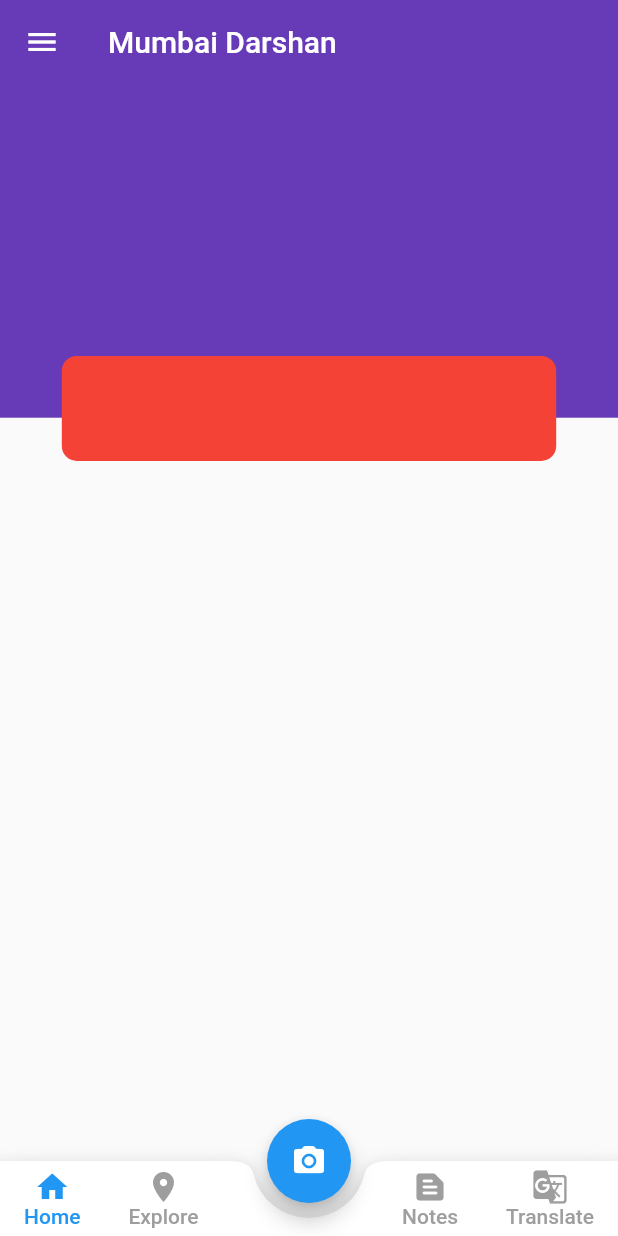
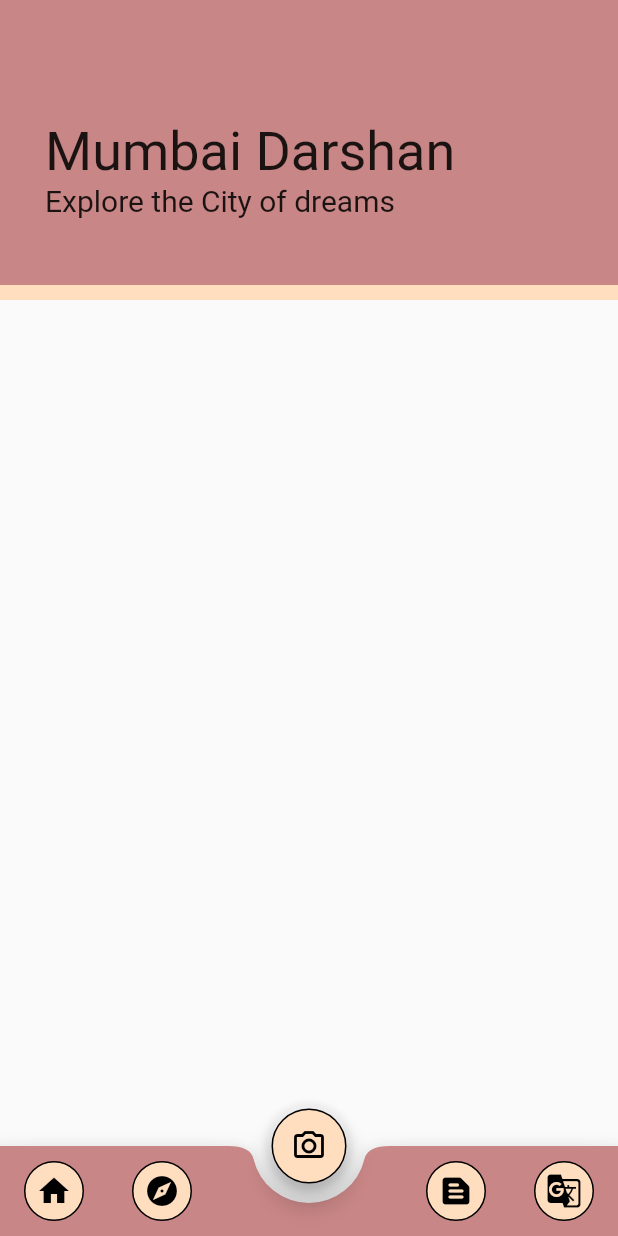
Before and after one commit to ssharanyab/mumbai-darshan, a Flutter app: the screen it shows after launch, on a phone screen of 412 x 824 dp. Run offline on Flutter 3.47's test engine with Material 2 defaults, Android fonts, the phone set to English and light mode, and no system bars.

Commit message:
homepage partially done

```diff
--- a/lib/home.dart
+++ b/lib/home.dart
@@ -31,15 +31,28 @@ class _HomeState extends State<Home> {
         bucket: bucket,
       ),
       floatingActionButton: FloatingActionButton(
-        child: Icon(Icons.camera_alt_rounded),
+        backgroundColor: Colors.transparent,
+        child: Container(
+          height: 50,
+          width: 50,
+          decoration: BoxDecoration(
+              shape: BoxShape.circle,
+              color: Color(0xffFFDEBF),
+              border: Border.all()),
+          child: const Icon(
+            Icons.camera_alt_outlined,
+            color: Colors.black,
+          ),
+        ),
         onPressed: () => {},
       ),
       floatingActionButtonLocation: FloatingActionButtonLocation.centerDocked,
       bottomNavigationBar: BottomAppBar(
+        color: Color(0xffC98686),
         shape: CircularNotchedRectangle(),
         notchMargin: 10,
         child: Container(
-          height: 50,
+          height: 60,
           child: Row(
             mainAxisAlignment: MainAxisAlignment.spaceBetween,
             children: [
@@ -57,16 +70,26 @@ class _HomeState extends State<Home> {
                     child: Column(
                       mainAxisAlignment: MainAxisAlignment.center,
                       children: [
-                        Icon(
-                          Icons.home,
-                          color: index == 0 ? Colors.blue : Colors.grey,
-                        ),
-                        Text(
-                          'Home',
-                          style: TextStyle(
-                            color: index == 0 ? Colors.blue : Colors.grey,
+                        Container(
+                          height: 40,
+                          width: 40,
+                          decoration: BoxDecoration(
+                              shape: BoxShape.circle,
+                              color: Color(0xffFFDEBF),
+                              border: Border.all()),
+                          child: Icon(
+                            Icons.home,
+                            color: index == 2 ? Colors.black : Colors.black,
                           ),
                         ),
+                        // Text(
+                        //   'Home',
+                        //   style: TextStyle(
+                        //     color: index == 0 ? Colors.black : Colors.black,
+                        //     fontStyle: FontStyle.italic,
+                        //     fontSize: 12,
+                        //   ),
+                        // ),
                       ],
                     ),
                   ),
@@ -81,16 +104,26 @@ class _HomeState extends State<Home> {
                     child: Column(
                       mainAxisAlignment: MainAxisAlignment.center,
                       children: [
-                        Icon(
-                          Icons.location_on,
-                          color: index == 1 ? Colors.blue : Colors.grey,
-                        ),
-                        Text(
-                          'Explore',
-                          style: TextStyle(
-                            color: index == 1 ? Colors.blue : Colors.grey,
+                        Container(
+                          height: 40,
+                          width: 40,
+                          decoration: BoxDecoration(
+                              shape: BoxShape.circle,
+                              color: Color(0xffFFDEBF),
+                              border: Border.all()),
+                          child: Icon(
+                            Icons.explore,
+                            color: index == 2 ? Colors.black : Colors.black,
                           ),
                         ),
+                        // Text(
+                        //   'Explore',
+                        //   style: TextStyle(
+                        //     color: index == 1 ? Colors.black : Colors.black,
+                        //     fontSize: 12,
+                        //     fontStyle: FontStyle.italic,
+                        //   ),
+                        // ),
                       ],
                     ),
                   ),
@@ -110,16 +143,26 @@ class _HomeState extends State<Home> {
                     child: Column(
                       mainAxisAlignment: MainAxisAlignment.center,
                       children: [
-                        Icon(
-                          Icons.text_snippet_rounded,
-                          color: index == 2 ? Colors.blue : Colors.grey,
-                        ),
-                        Text(
-                          'Notes',
-                          style: TextStyle(
-                            color: index == 2 ? Colors.blue : Colors.grey,
+                        Container(
+                          height: 40,
+                          width: 40,
+                          decoration: BoxDecoration(
+                              shape: BoxShape.circle,
+                              color: Color(0xffFFDEBF),
+                              border: Border.all(style: BorderStyle.solid)),
+                          child: Icon(
+                            Icons.text_snippet_rounded,
+                            color: index == 2 ? Colors.black : Colors.black,
                           ),
                         ),
+                        // Text(
+                        //   'Notes',
+                        //   style: TextStyle(
+                        //     color: index == 2 ? Colors.black : Colors.black,
+                        //     fontStyle: FontStyle.italic,
+                        //     fontSize: 12,
+                        //   ),
+                        // ),
                       ],
                     ),
                   ),
@@ -134,16 +177,25 @@ class _HomeState extends State<Home> {
                     child: Column(
                       mainAxisAlignment: MainAxisAlignment.center,
                       children: [
-                        Icon(
-                          Icons.g_translate,
-                          color: index == 3 ? Colors.blue : Colors.grey,
-                        ),
-                        Text(
-                          'Translate',
-                          style: TextStyle(
-                            color: index == 3 ? Colors.blue : Colors.grey,
+                        Container(
+                          height: 40,
+                          width: 40,
+                          decoration: BoxDecoration(
+                              shape: BoxShape.circle,
+                              color: Color(0xffFFDEBF),
+                              border: Border.all()),
+                          child: Icon(
+                            Icons.g_translate,
+                            color: index == 2 ? Colors.black : Colors.black,
                           ),
                         ),
+                        // Text(
+                        //   'Translate',
+                        //   style: TextStyle(
+                        //       fontStyle: FontStyle.italic,
+                        //       color: index == 3 ? Colors.black : Colors.black,
+                        //       fontSize: 12),
+                        // ),
                       ],
                     ),
                   ),
--- a/lib/pages/dashboard.dart
+++ b/lib/pages/dashboard.dart
@@ -18,40 +18,43 @@ class _DashboardState extends State<Dashboard> {
     double width = MediaQuery.of(context).size.width;
     return SafeArea(
       child: Scaffold(
-        drawer: Drawer(),
         appBar: AppBar(
-          title: Text('Mumbai Darshan'),
-          elevation: 0,
-          backgroundColor: Colors.deepPurple,
-        ),
-        body: Stack(
-          alignment: Alignment.center,
-          children: [
-            Positioned(
-              top: 0,
-              child: Container(
-                color: Colors.deepPurple,
-                width: width,
-                height: height * .27,
+          toolbarHeight: 200,
+          flexibleSpace: Container(
+            alignment: Alignment.bottomLeft,
+            child: Padding(
+              padding: const EdgeInsets.only(
+                left: 30,
+                bottom: 55,
+              ),
+              child: Column(
+                mainAxisAlignment: MainAxisAlignment.end,
+                crossAxisAlignment: CrossAxisAlignment.start,
+                children: [
+                  Text(
+                    'Mumbai Darshan',
+                    style: TextStyle(
+                      fontSize: 36,
+                    ),
+                  ),
+                  Text(
+                    'Explore the City of dreams',
+                    style: TextStyle(fontSize: 20),
+                  ),
+                ],
               ),
             ),
-            Positioned(
-              top: height * 0.22,
-              height: 70,
-              width: width * 0.8,
-              child: Container(
-                decoration: BoxDecoration(
-                    borderRadius: BorderRadius.circular(10), color: Colors.red),
-              ),
+          ),
+          backgroundColor: Color(0xffC98686),
+          elevation: 0,
+          shape: Border(
+            bottom: BorderSide(
+              color: Color(0xffFFDEBF),
+              width: 10,
             ),
-            Positioned(
-              height: height * 0.55,
-              width: width,
-              child: Container(),
-              bottom: 0,
-            ),
-          ],
+          ),
         ),
+        body: Container(),
       ),
     );
   }
```
Also changed, not shown: lib/widgets/theme.dart (added), pubspec.lock.
